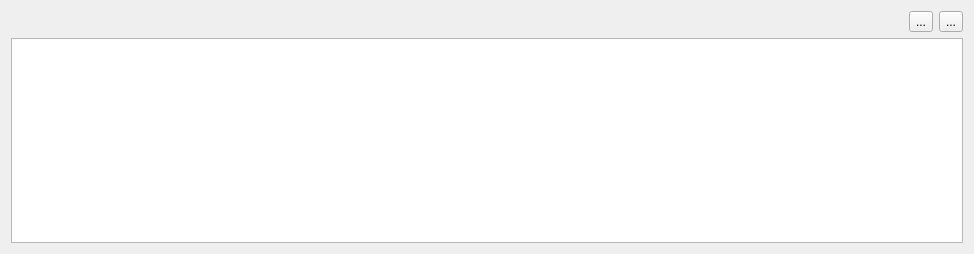
Qt form src/fort/studio/widget/MeasurementTypeWidget.ui (formicidae-tracker/studio) before a commit.
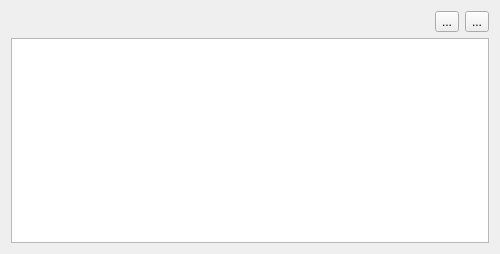
The same form after that commit. Icons and pictures are not drawn.

Commit message: [WIP] refactors AntGeometryWorkspace in two

```diff
--- a/src/fort/studio/widget/MeasurementTypeWidget.ui
+++ b/src/fort/studio/widget/MeasurementTypeWidget.ui
@@ -6,10 +6,16 @@
    <rect>
     <x>0</x>
     <y>0</y>
-    <width>974</width>
+    <width>500</width>
     <height>254</height>
    </rect>
   </property>
+  <property name="maximumSize">
+   <size>
+    <width>500</width>
+    <height>16777215</height>
+   </size>
+  </property>
   <property name="windowTitle">
    <string>Form</string>
   </property>
```
The commit also changes 2 other files.
